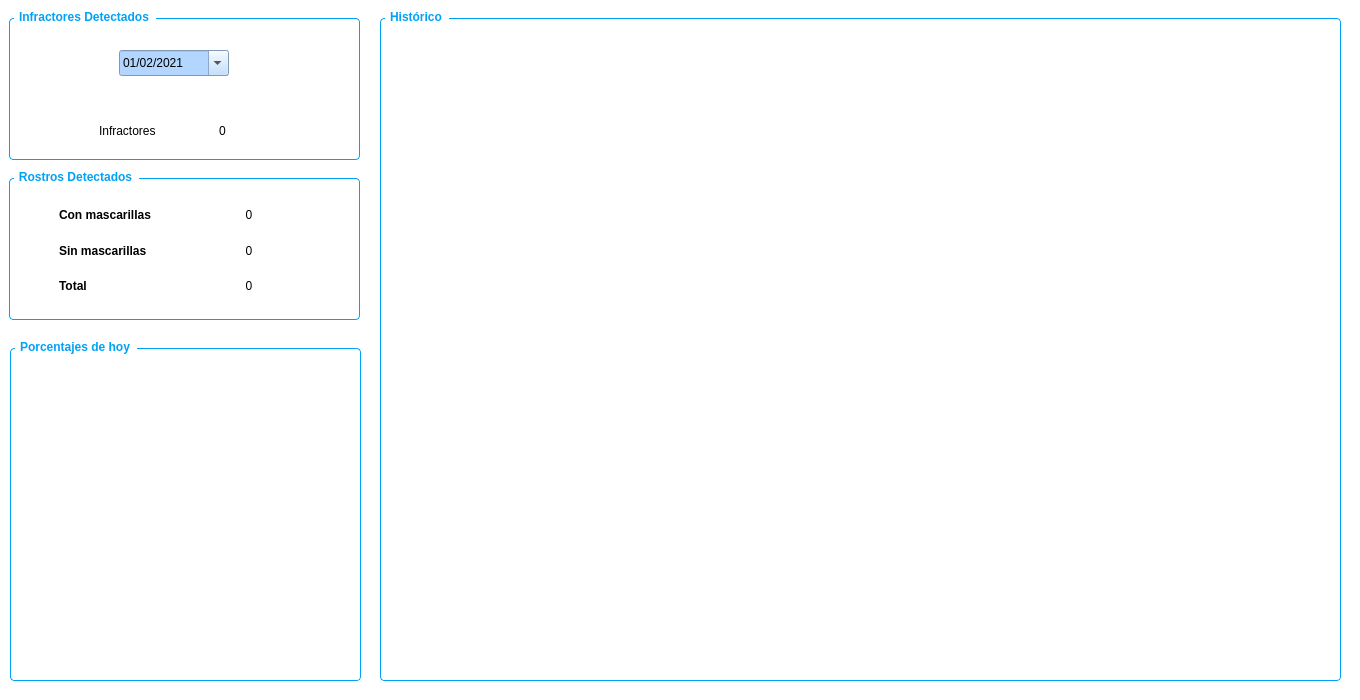
This is view/report.ui in andatogua/FaceMaskDetect as Qt 5 draws it before an edit. The edited form follows.
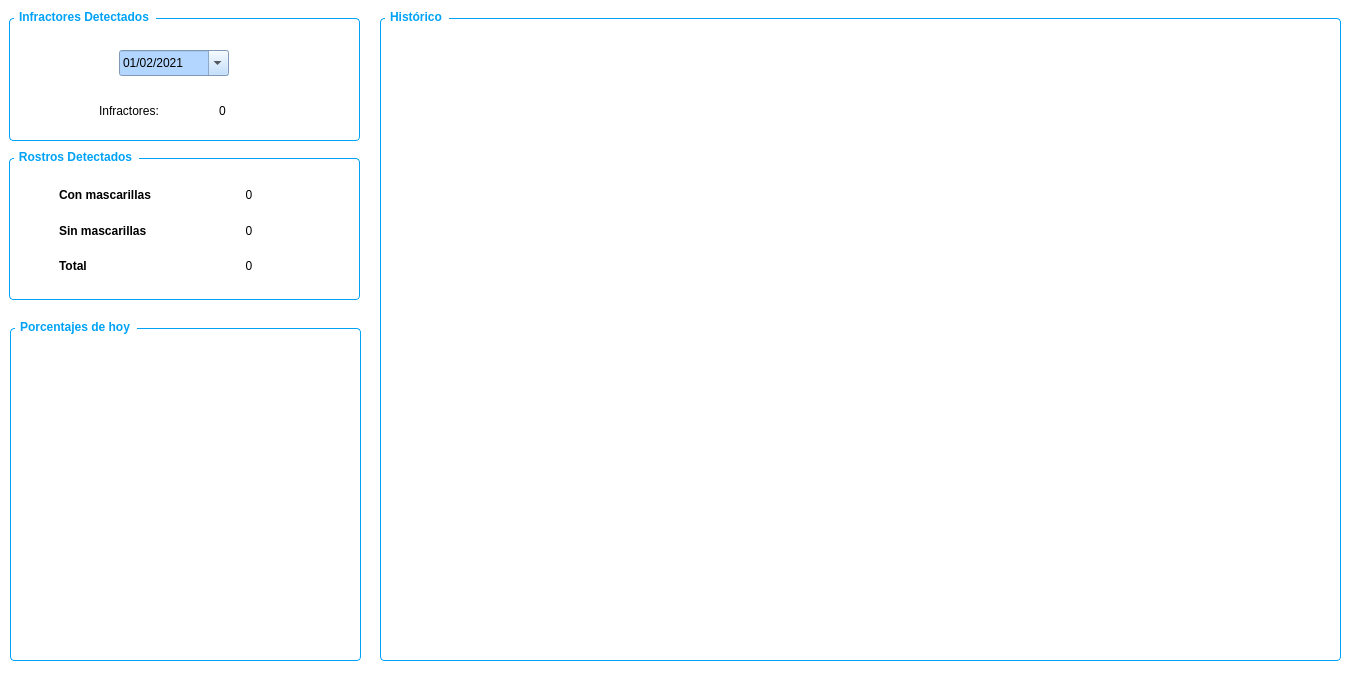
This is the edited form. Icons and pictures are not drawn.

The edit to the form file:
```diff
--- a/view/report.ui
+++ b/view/report.ui
@@ -34,7 +34,7 @@
      <x>9</x>
      <y>10</y>
      <width>351</width>
-     <height>150</height>
+     <height>131</height>
     </rect>
    </property>
    <property name="styleSheet">
@@ -99,7 +99,7 @@
     <property name="geometry">
      <rect>
       <x>210</x>
-      <y>110</y>
+      <y>90</y>
       <width>71</width>
       <height>21</height>
      </rect>
@@ -112,13 +112,39 @@
     <property name="geometry">
      <rect>
       <x>90</x>
-      <y>110</y>
+      <y>90</y>
       <width>81</width>
       <height>21</height>
      </rect>
     </property>
     <property name="text">
-     <string>Infractores</string>
+     <string>Infractores:</string>
+    </property>
+   </widget>
+   <widget class="QPushButton" name="download_button1">
+    <property name="geometry">
+     <rect>
+      <x>230</x>
+      <y>30</y>
+      <width>41</width>
+      <height>41</height>
+     </rect>
+    </property>
+    <property name="styleSheet">
+     <string notr="true">border: none</string>
+    </property>
+    <property name="text">
+     <string/>
+    </property>
+    <property name="icon">
+     <iconset>
+      <normaloff>source/img/Download-256.png</normaloff>source/img/Download-256.png</iconset>
+    </property>
+    <property name="iconSize">
+     <size>
+      <width>32</width>
+      <height>32</height>
+     </size>
     </property>
    </widget>
   </widget>
@@ -126,7 +152,7 @@
    <property name="geometry">
     <rect>
      <x>9</x>
-     <y>170</y>
+     <y>150</y>
      <width>351</width>
      <height>150</height>
     </rect>
@@ -247,7 +273,7 @@
    <property name="geometry">
     <rect>
      <x>10</x>
-     <y>340</y>
+     <y>320</y>
      <width>351</width>
      <height>341</height>
     </rect>
@@ -292,7 +318,7 @@
      <x>380</x>
      <y>10</y>
      <width>961</width>
-     <height>671</height>
+     <height>651</height>
     </rect>
    </property>
    <property name="styleSheet">
@@ -317,13 +343,13 @@
    <property name="title">
     <string>Histórico</string>
    </property>
-   <widget class="QWidget" name="">
+   <widget class="QWidget" name="layoutWidget">
     <property name="geometry">
      <rect>
       <x>9</x>
       <y>19</y>
       <width>941</width>
-      <height>641</height>
+      <height>621</height>
      </rect>
     </property>
     <layout class="QVBoxLayout" name="verticalLayout_2">
@@ -336,6 +362,19 @@
     </layout>
    </widget>
   </widget>
+  <widget class="QLabel" name="download_lbl">
+   <property name="geometry">
+    <rect>
+     <x>10</x>
+     <y>670</y>
+     <width>991</width>
+     <height>17</height>
+    </rect>
+   </property>
+   <property name="text">
+    <string/>
+   </property>
+  </widget>
  </widget>
  <resources/>
  <connections/>
```
